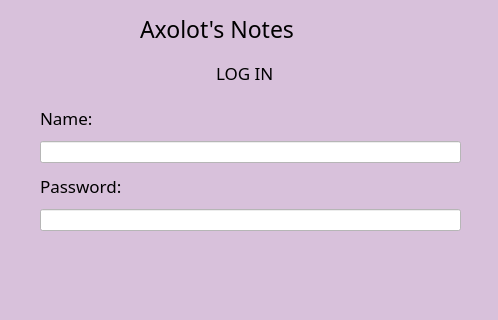
Qt form Interface_files/WindowAccountLogin.ui (Ephirious/Notes-TaskManager) before a commit; both pictures show x 0 to 498 and y 0 to 320 of the 498 by 514 pixel window.
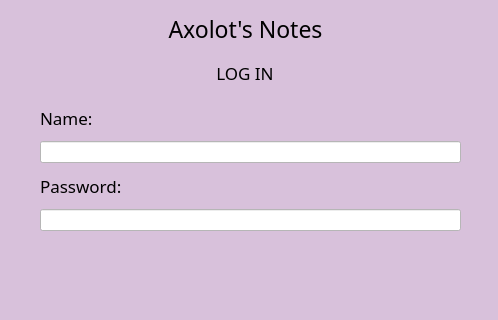
The same form after that commit. Icons and pictures are not drawn.

The edit to the form file:
```diff
--- a/Interface_files/WindowAccountLogin.ui
+++ b/Interface_files/WindowAccountLogin.ui
@@ -36,7 +36,7 @@
    <property name="geometry">
     <rect>
      <x>40</x>
-     <y>250</y>
+     <y>240</y>
      <width>421</width>
      <height>121</height>
     </rect>
@@ -232,6 +232,9 @@
       <property name="scaledContents">
        <bool>true</bool>
       </property>
+      <property name="alignment">
+       <set>Qt::AlignmentFlag::AlignCenter</set>
+      </property>
      </widget>
     </item>
     <item alignment="Qt::AlignmentFlag::AlignHCenter">
@@ -258,6 +261,9 @@
       <property name="text">
        <string>LOG IN</string>
       </property>
+      <property name="alignment">
+       <set>Qt::AlignmentFlag::AlignCenter</set>
+      </property>
      </widget>
     </item>
    </layout>
```
Left out of the diff: 66 changed lines with no effect on the pictures.
